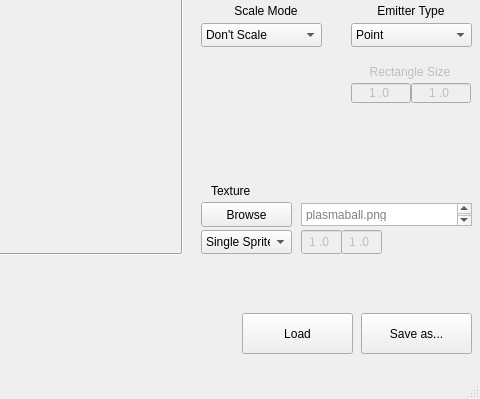
Before: the Qt Designer form TA_ParticleEditor/TA_ParticleEditor/particleeditor.ui in Stureplan/TA_ParticleEditor, drawn with Qt 5; both pictures show x 469 to 949 and y 254 to 653 of the 949 by 653 pixel window.
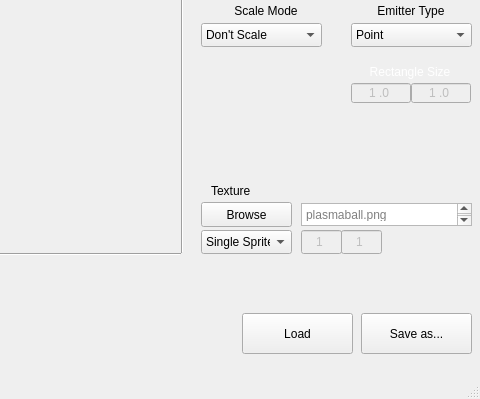
After: the same form once the commit is applied. Custom widgets are drawn as their Qt base class.

```diff
--- a/TA_ParticleEditor/TA_ParticleEditor/particleeditor.ui
+++ b/TA_ParticleEditor/TA_ParticleEditor/particleeditor.ui
@@ -10,9 +10,49 @@
     <height>653</height>
    </rect>
   </property>
+  <property name="palette">
+   <palette>
+    <active>
+     <colorrole role="WindowText">
+      <brush brushstyle="SolidPattern">
+       <color alpha="255">
+        <red>0</red>
+        <green>0</green>
+        <blue>0</blue>
+       </color>
+      </brush>
+     </colorrole>
+    </active>
+    <inactive>
+     <colorrole role="WindowText">
+      <brush brushstyle="SolidPattern">
+       <color alpha="255">
+        <red>0</red>
+        <green>0</green>
+        <blue>0</blue>
+       </color>
+      </brush>
+     </colorrole>
+    </inactive>
+    <disabled>
+     <colorrole role="WindowText">
+      <brush brushstyle="SolidPattern">
+       <color alpha="255">
+        <red>255</red>
+        <green>255</green>
+        <blue>255</blue>
+       </color>
+      </brush>
+     </colorrole>
+    </disabled>
+   </palette>
+  </property>
   <property name="windowTitle">
    <string>Particle Editor (v. 0.1)</string>
   </property>
+  <property name="styleSheet">
+   <string notr="true"/>
+  </property>
   <property name="tabShape">
    <enum>QTabWidget::Rounded</enum>
   </property>
@@ -836,10 +876,10 @@
       </rect>
      </property>
      <property name="inputMask">
-      <string>#0\.00</string>
+      <string>#9</string>
      </property>
      <property name="text">
-      <string>1.0</string>
+      <string>1</string>
      </property>
      <property name="alignment">
       <set>Qt::AlignCenter</set>
@@ -858,10 +898,10 @@
       </rect>
      </property>
      <property name="inputMask">
-      <string>#0\.00</string>
+      <string>#9</string>
      </property>
      <property name="text">
-      <string>1.0</string>
+      <string>1</string>
      </property>
      <property name="alignment">
       <set>Qt::AlignCenter</set>
```
Left out of the diff: 17 changed lines with no effect on the pictures.
